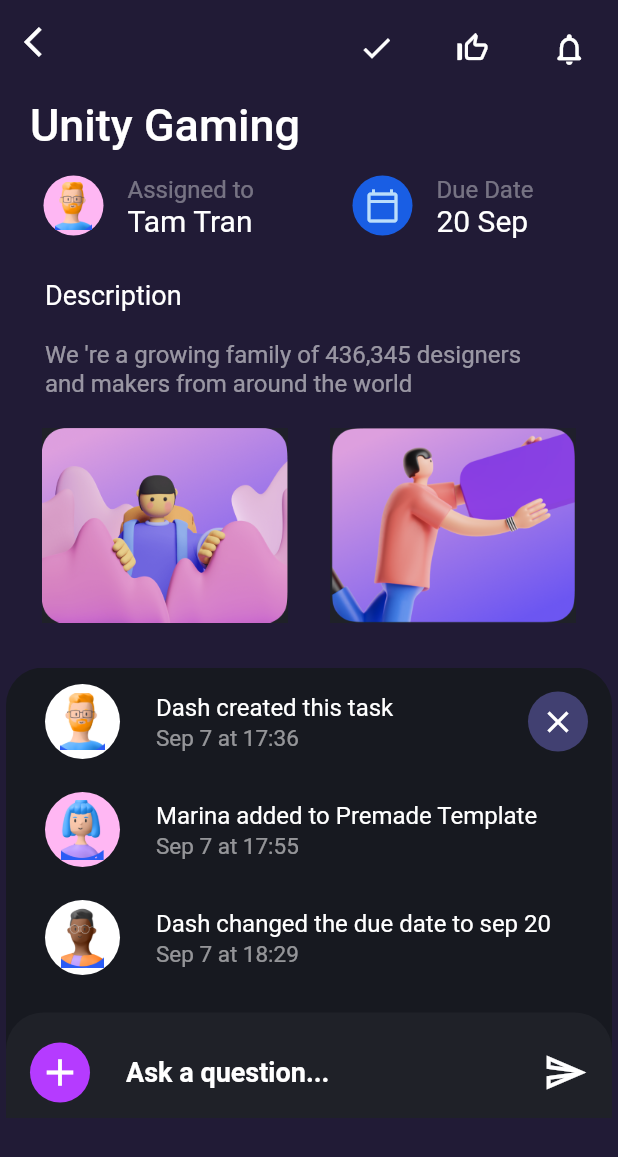
After one commit to Jagmohanrai/AdvanceTodoAppUI, a Flutter app: the screen it shows after launch, after a tap on "Create Unity", on a phone screen of 412 x 824 dp. The commit adds this screen. Shown: the top 1157 px of the screen. Run offline on Flutter 3.47's test engine with Material 2 defaults, Android fonts, the phone set to English and light mode, and no system bars; our stand-ins replace syncfusion_flutter_sliders.

Commit message:
third page implemented and completed the project

```diff
--- /dev/null
+++ b/lib/UnityPage.dart
@@ -0,0 +1,277 @@
+import 'package:flutter/material.dart';
+
+class UnityPage extends StatefulWidget {
+  @override
+  _UnityPageState createState() => _UnityPageState();
+}
+
+class _UnityPageState extends State<UnityPage> {
+  @override
+  Widget build(BuildContext context) {
+    return Scaffold(
+      backgroundColor: Color.fromRGBO(33, 27, 54, 1),
+      appBar: AppBar(
+        leading: Icon(Icons.arrow_back_ios),
+        backgroundColor: Color.fromRGBO(33, 27, 54, 1),
+        elevation: 0,
+        actions: [
+          Padding(
+            padding: const EdgeInsets.all(20.0),
+            child: Icon(Icons.check),
+          ),
+          Padding(
+            padding: const EdgeInsets.all(20.0),
+            child: Icon(Icons.thumb_up_off_alt),
+          ),
+          Padding(
+            padding: const EdgeInsets.all(20.0),
+            child: Icon(
+              Icons.notifications_none_rounded,
+              size: 25,
+            ),
+          ),
+        ],
+      ),
+      body: ListView(
+        children: [
+          Padding(
+            padding: const EdgeInsets.only(left: 20.0, top: 10),
+            child: Text(
+              'Unity Gaming',
+              style: TextStyle(
+                  color: Colors.white,
+                  fontSize: 30,
+                  fontWeight: FontWeight.w500),
+            ),
+          ),
+          Container(
+            height: 60,
+            child: Row(
+              mainAxisAlignment: MainAxisAlignment.spaceAround,
+              // scrollDirection: Axis.horizontal,
+              children: [
+                Container(
+                  width: 180,
+                  child: ListTile(
+                    leading: CircleAvatar(
+                      child: Image.asset(
+                        'assets/icon1.png',
+                        height: 32,
+                      ),
+                      backgroundColor: Color.fromRGBO(254, 183, 243, 1),
+                    ),
+                    title: Text(
+                      'Assigned to',
+                      style: TextStyle(fontSize: 16, color: Colors.white38),
+                    ),
+                    subtitle: Text(
+                      'Tam Tran',
+                      style: TextStyle(fontSize: 20, color: Colors.white),
+                    ),
+                  ),
+                ),
+                Container(
+                  width: 180,
+                  child: ListTile(
+                    leading: CircleAvatar(
+                      child: Icon(Icons.calendar_today_outlined),
+                      backgroundColor: Color.fromRGBO(25, 94, 228, 1),
+                    ),
+                    title: Text(
+                      'Due Date',
+                      style: TextStyle(fontSize: 16, color: Colors.white38),
+                    ),
+                    subtitle: Text(
+                      '20 Sep',
+                      style: TextStyle(fontSize: 20, color: Colors.white),
+                    ),
+                  ),
+                ),
+              ],
+            ),
+          ),
+          Padding(
+            padding: const EdgeInsets.only(top: 25.0, left: 30),
+            child: Text(
+              'Description',
+              style: TextStyle(color: Colors.white, fontSize: 18),
+            ),
+          ),
+          Padding(
+            padding: const EdgeInsets.symmetric(horizontal: 30, vertical: 20),
+            child: Text(
+              "We 're a growing family of 436,345 designers \nand makers from around the world ",
+              style:
+                  TextStyle(fontSize: 16, color: Colors.white54, height: 1.2),
+            ),
+          ),
+          Row(
+            mainAxisAlignment: MainAxisAlignment.spaceEvenly,
+            children: [
+              Container(
+                child: Image.asset(
+                  'assets/first.png',
+                  height: 130,
+                ),
+              ),
+              Container(
+                child: Image.asset(
+                  'assets/second.png',
+                  height: 130,
+                ),
+              ),
+            ],
+          ),
+          Padding(
+            padding: const EdgeInsets.only(top: 30, right: 4.0, left: 4.0),
+            child: Stack(
+              children: [
+                Container(
+                  height: 300,
+                  decoration: BoxDecoration(
+                      color: Color.fromRGBO(23, 25, 32, 1),
+                      borderRadius: BorderRadius.only(
+                          topLeft: Radius.circular(25),
+                          topRight: Radius.circular(25))),
+                  child: Column(
+                    children: [
+                      ListTile(
+                        leading: Padding(
+                          padding: const EdgeInsets.only(left: 10.0),
+                          child: CircleAvatar(
+                            radius: 25,
+                            backgroundColor: Colors.white,
+                            child: Image.asset(
+                              'assets/icon1.png',
+                              height: 38,
+                            ),
+                          ),
+                        ),
+                        title: Padding(
+                          padding: const EdgeInsets.only(left: 8.0),
+                          child: Text(
+                            'Dash created this task',
+                            style: TextStyle(color: Colors.white, fontSize: 16),
+                          ),
+                        ),
+                        subtitle: Padding(
+                          padding: const EdgeInsets.only(left: 8.0),
+                          child: Text(
+                            'Sep 7 at 17:36',
+                            style:
+                                TextStyle(color: Colors.white54, fontSize: 15),
+                          ),
+                        ),
+                        trailing: CircleAvatar(
+                          backgroundColor: Color.fromRGBO(65, 64, 113, 1),
+                          child: Icon(
+                            Icons.clear_outlined,
+                            color: Colors.white,
+                          ),
+                        ),
+                      ),
+                      ListTile(
+                        leading: Padding(
+                          padding: const EdgeInsets.only(left: 10.0),
+                          child: CircleAvatar(
+                            radius: 25,
+                            backgroundColor: Color.fromRGBO(255, 183, 243, 1),
+                            child: Image.asset(
+                              'assets/icon2.png',
+                              height: 40,
+                            ),
+                          ),
+                        ),
+                        title: Padding(
+                          padding: const EdgeInsets.only(left: 8.0),
+                          child: Text(
+                            'Marina added to Premade Template',
+                            style: TextStyle(color: Colors.white, fontSize: 16),
+                          ),
+                        ),
+                        subtitle: Padding(
+                          padding: const EdgeInsets.only(left: 8.0),
+                          child: Text(
+                            'Sep 7 at 17:55',
+                            style:
+                                TextStyle(color: Colors.white54, fontSize: 15),
+                          ),
+                        ),
+                      ),
+                      ListTile(
+                        leading: Padding(
+                          padding: const EdgeInsets.only(left: 10.0),
+                          child: CircleAvatar(
+                            radius: 25,
+                            backgroundColor: Colors.white,
+                            child: Image.asset(
+                              'assets/icon3.png',
+                              height: 40,
+                            ),
+                          ),
+                        ),
+                        title: Padding(
+                          padding: const EdgeInsets.only(left: 8.0),
+                          child: Text(
+                            'Dash changed the due date to sep 20',
+                            style: TextStyle(color: Colors.white, fontSize: 16),
+                          ),
+                        ),
+                        subtitle: Padding(
+                          padding: const EdgeInsets.only(left: 8.0),
+                          child: Text(
+                            'Sep 7 at 18:29',
+                            style:
+                                TextStyle(color: Colors.white54, fontSize: 15),
+                          ),
+                        ),
+                      ),
+                    ],
+                  ),
+                ),
+                Positioned(
+                  top: 230,
+                  child: Container(
+                      decoration: BoxDecoration(
+                          color: Color.fromRGBO(31, 33, 40, 1),
+                          borderRadius: BorderRadius.only(
+                              topLeft: Radius.circular(25),
+                              topRight: Radius.circular(25))),
+                      height: 80,
+                      width: MediaQuery.of(context).size.width - 8,
+                      child: Center(
+                        child: ListTile(
+                          leading: CircleAvatar(
+                            backgroundColor: Color.fromRGBO(181, 59, 255, 1),
+                            child: Icon(
+                              Icons.add,
+                              color: Colors.white,
+                              size: 30,
+                            ),
+                          ),
+                          title: Padding(
+                            padding: const EdgeInsets.only(left: 8.0),
+                            child: Text(
+                              'Ask a question...',
+                              style: TextStyle(
+                                  fontSize: 18,
+                                  color: Colors.white,
+                                  fontWeight: FontWeight.w600),
+                            ),
+                          ),
+                          trailing: Icon(
+                            Icons.send_outlined,
+                            color: Colors.white,
+                            size: 30,
+                          ),
+                        ),
+                      )),
+                )
+              ],
+            ),
+          )
+        ],
+      ),
+    );
+  }
+}
--- a/lib/mainPage.dart
+++ b/lib/mainPage.dart
@@ -77,7 +77,7 @@ class _MainPageState extends State<MainPage> {
           ),
           Stack(children: [
             Container(
-              height: 300,
+              height: 240,
               child: ListView(
                 children: [
                   Center(
--- a/lib/recentpage.dart
+++ b/lib/recentpage.dart
@@ -1,3 +1,4 @@
+import 'package:advancetodoapp/UnityPage.dart';
 import 'package:flutter/material.dart';
 import 'headSection.dart';
 import 'mainPage.dart';
@@ -52,6 +53,15 @@ class _RecentPageState extends State<RecentPage> {
           ),
           Padding(
             padding: const EdgeInsets.symmetric(horizontal: 15, vertical: 10),
+            child: InkWell(
+              onTap: () {
+                Navigator.push(
+                  context,
+                  MaterialPageRoute(
+                    builder: (context) => UnityPage(),
+                  ),
+                );
+              },
               child: Container(
                 height: 80,
                 decoration: BoxDecoration(
@@ -112,6 +122,7 @@ class _RecentPageState extends State<RecentPage> {
                             1,
                           ),
                           fontSize: 20),
+                    ),
                   ),
                 ),
               ),
```
Also changed, not shown: assets/first.png (added), assets/second.png (added). Lines whose indentation alone changed are shown as unchanged.
